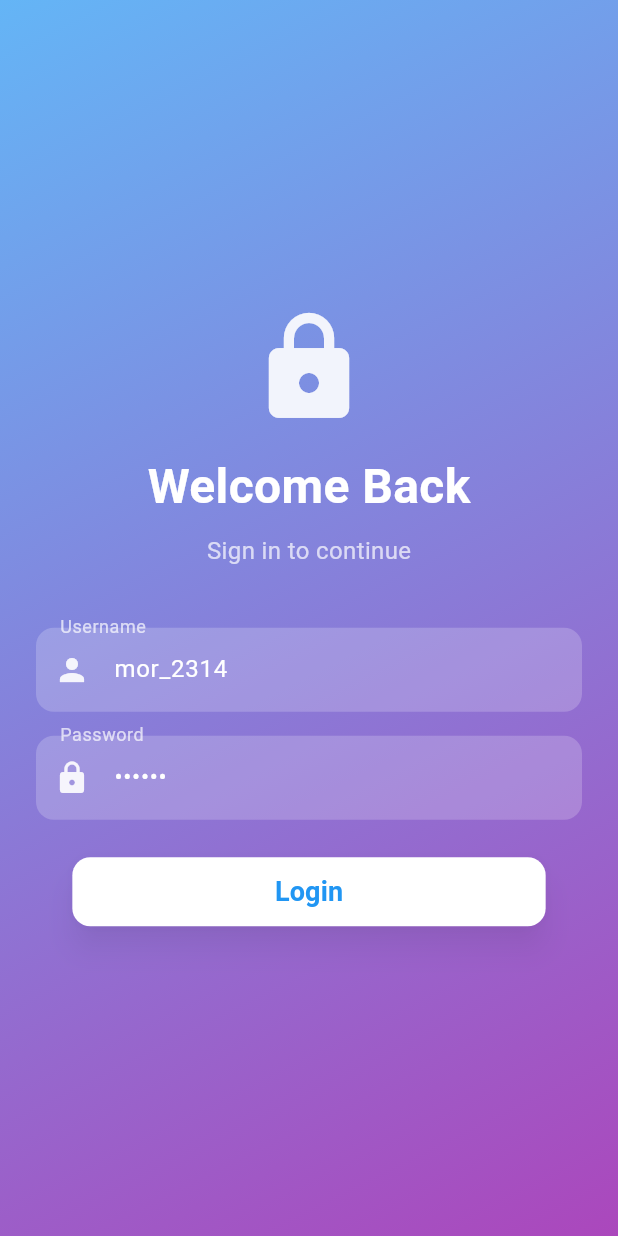
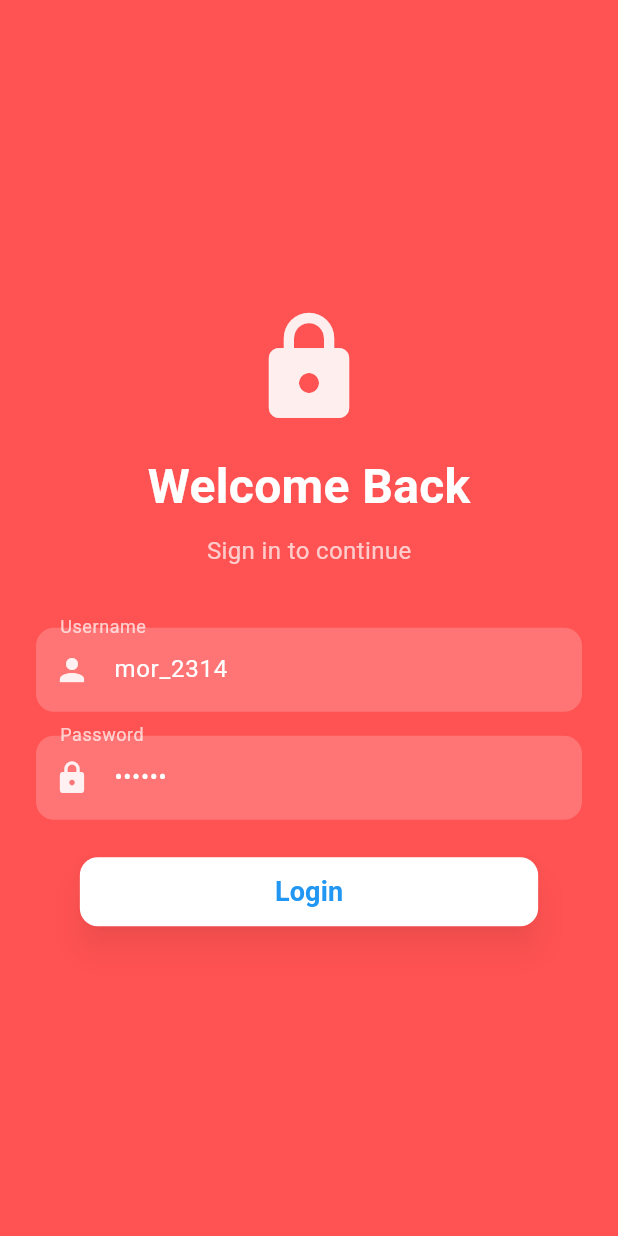
Before and after one commit to Sathishkumarg22/product-manager, a Flutter app: the screen it shows after launch, on a phone screen of 412 x 824 dp. Run offline on Flutter 3.47's test engine with Material 3 defaults, Android fonts, the phone set to English and light mode, and no system bars; our stand-ins replace dio, equatable, flutter_bloc, shared_preferences.

Commit message:
[Feature] - fonts, constants, api_urls, custom corrections on button, list, form done!

```diff
--- /dev/null
+++ b/lib/core/Colors.dart
@@ -0,0 +1,9 @@
+import 'package:flutter/material.dart';
+
+class AppColors {
+  static const Color primaryColor = Colors.blue;
+  static const Color accentColor = Colors.blueAccent;
+  static const Color backgroundColor = Color(0xFFF5F5F5);
+  static const Color textColor = Colors.black87;
+  static const Color errorColor = Colors.redAccent;
+}
--- a/lib/services/api_url.dart
+++ b/lib/services/api_url.dart
@@ -1,5 +1,5 @@
 class ApiUrl {
-  static const String baseUrl = 'https://fakestoreapi.com/';
+  static const String baseUrl = 'https://fakestoreapi.com';
   static const String login = '$baseUrl/auth/login';
   static const String productList = '$baseUrl/products';
 }
--- a/lib/ui/screens/login_screen.dart
+++ b/lib/ui/screens/login_screen.dart
@@ -1,3 +1,4 @@
+import 'package:demo/core/Colors.dart';
 import 'package:demo/ui/widgets/loginForm.dart';
 import 'package:demo/ui/widgets/loginHeader.dart';
 import 'package:flutter/material.dart';
@@ -11,15 +12,8 @@ class LoginScreen extends StatelessWidget {
   @override
   Widget build(BuildContext context) {
     return Scaffold(
-      body: Container(
-        decoration: BoxDecoration(
-          gradient: LinearGradient(
-            begin: Alignment.topLeft,
-            end: Alignment.bottomRight,
-            colors: [Colors.blue.shade300, Colors.purple.shade400],
-          ),
-        ),
-        child: SafeArea(
+      backgroundColor: AppColors.errorColor,
+      body: SafeArea(
           child: BlocListener<AuthBloc, AuthState>(
             listener: (context, state) {
               if (state is AuthError) {
@@ -46,7 +40,6 @@ class LoginScreen extends StatelessWidget {
             ),
           ),
         ),
-      ),
-    );
+      );
   }
 }
--- a/lib/ui/widgets/animatedLoginButton.dart
+++ b/lib/ui/widgets/animatedLoginButton.dart
@@ -22,7 +22,7 @@ class AnimatedLoginButton extends StatelessWidget {
         style: ElevatedButton.styleFrom(
           backgroundColor: Colors.white,
           foregroundColor: Colors.blue.shade700,
-          padding: const EdgeInsets.symmetric(horizontal: 135, vertical: 10),
+          padding: const EdgeInsets.symmetric(horizontal: 130, vertical: 10),
           shape: RoundedRectangleBorder(
             borderRadius: BorderRadius.circular(12),
           ),
--- a/lib/ui/widgets/customeButton.dart
+++ b/lib/ui/widgets/customeButton.dart
@@ -1,3 +1,4 @@
+import 'package:demo/core/Colors.dart';
 import 'package:flutter/material.dart';
 
 class CustomSubmitButton extends StatelessWidget {
@@ -26,7 +27,7 @@ class CustomSubmitButton extends StatelessWidget {
               onPressed: enabled ? onPressed : null,
               style: ElevatedButton.styleFrom(
                 foregroundColor: Colors.white,
-                backgroundColor: Theme.of(context).primaryColor,
+                backgroundColor: AppColors.textColor,
                 padding: const EdgeInsets.symmetric(
                   horizontal: 32,
                   vertical: 16,
```
Also changed, not shown: lib/core/Constant.dart (added, +23 -0 lines), lib/ui/screens/product_form_screen.dart (+2 -10 lines), lib/ui/screens/product_list_screen.dart (+3 -10 lines), pubspec.yaml (+13 -0 lines), assets/fonts/Roboto-Bold.ttf (added), assets/fonts/Roboto-ExtraBold.ttf (added), assets/fonts/Roboto-Light.ttf (added), assets/fonts/Roboto-Medium.ttf (added), assets/fonts/Roboto-Regular.ttf (added), assets/fonts/Roboto-Thin.ttf (added).
